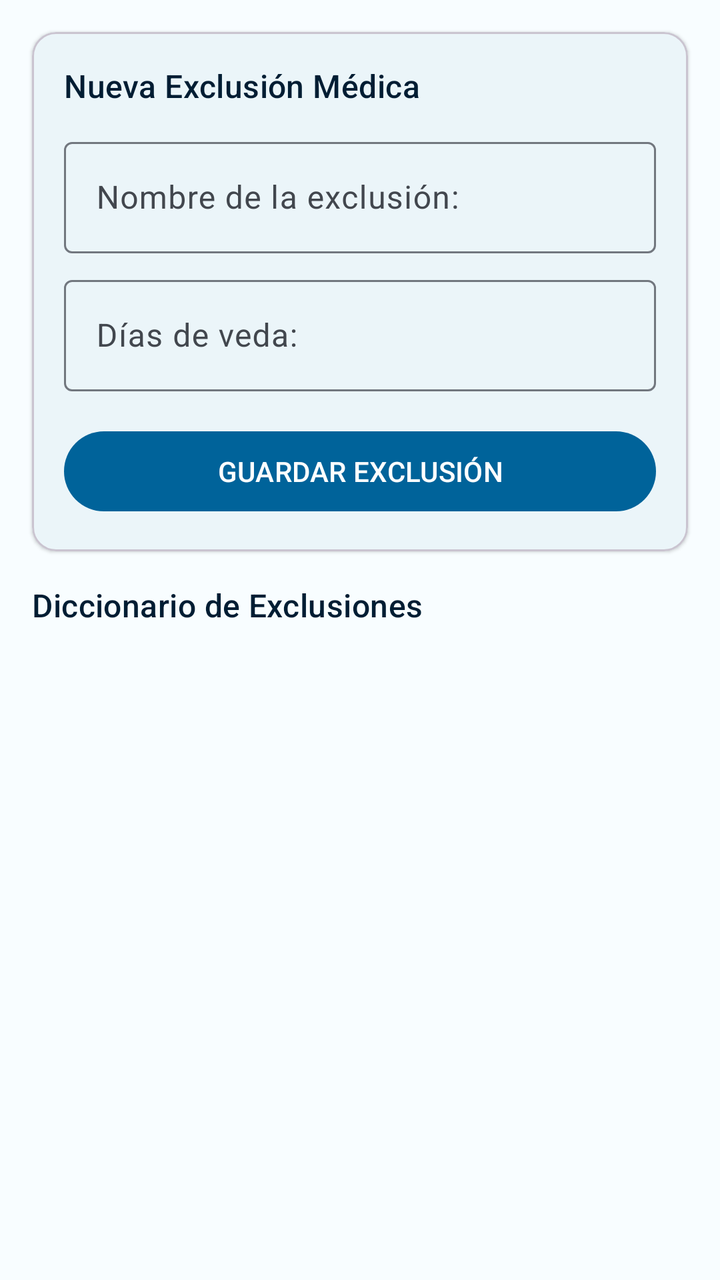
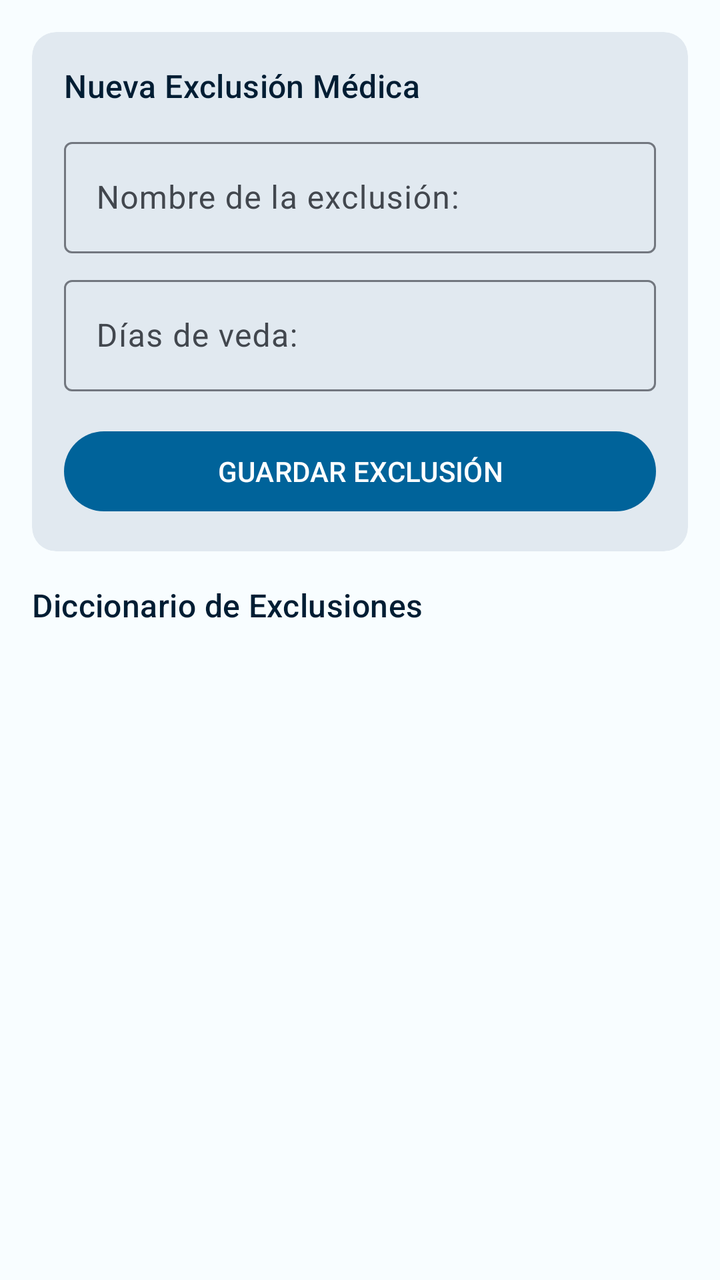

Before-and-after screenshots of an Android layout around one commit, followed by the original layout XML and the change that was made.
<!-- AndroidManifest.xml: application theme Theme.DonationSystem -->
<!-- res/layout/fragment_restrictions_management.xml -->
<?xml version="1.0" encoding="utf-8"?>
<LinearLayout xmlns:android="http://schemas.android.com/apk/res/android"
    xmlns:app="http://schemas.android.com/apk/res-auto"
    xmlns:tools="http://schemas.android.com/tools"
    android:layout_width="match_parent"
    android:layout_height="match_parent"
    android:background="@color/surface_light"
    android:orientation="vertical"
    tools:context=".views.fragments.RestrictionsManagementFragment">

    <com.google.android.material.card.MaterialCardView
        android:id="@+id/cardNewRestriction"
        android:layout_width="match_parent"
        android:layout_height="wrap_content"
        android:layout_marginStart="16dp"
        android:layout_marginTop="16dp"
        android:layout_marginEnd="16dp"
        app:cardCornerRadius="12dp"
        app:cardElevation="1dp">

        <LinearLayout
            android:layout_width="match_parent"
            android:layout_height="wrap_content"
            android:orientation="vertical"
            android:padding="16dp">

            <TextView
                android:layout_width="wrap_content"
                android:layout_height="wrap_content"
                android:text="@string/label_new_restriction"
                android:textAppearance="?attr/textAppearanceTitleMedium"
                android:textColor="@color/clinical_dark_blue" />

            <com.google.android.material.textfield.TextInputLayout
                android:id="@+id/textInputLayoutRestrictionName"
                style="@style/Widget.Material3.TextInputLayout.OutlinedBox"
                android:layout_width="match_parent"
                android:layout_height="wrap_content"
                android:layout_marginTop="12dp"
                android:hint="@string/hint_restriction_name">

                <com.google.android.material.textfield.TextInputEditText
                    android:id="@+id/editTextNewRestrictionName"
                    android:layout_width="match_parent"
                    android:layout_height="wrap_content"
                    android:inputType="textCapSentences"
                    android:maxLines="1" />
            </com.google.android.material.textfield.TextInputLayout>

            <com.google.android.material.textfield.TextInputLayout
                android:id="@+id/textInputLayoutVedaDays"
                style="@style/Widget.Material3.TextInputLayout.OutlinedBox"
                android:layout_width="match_parent"
                android:layout_height="wrap_content"
                android:layout_marginTop="8dp"
                android:hint="@string/hint_veda_days">

                <com.google.android.material.textfield.TextInputEditText
                    android:id="@+id/editTextVedaDaysCount"
                    android:layout_width="match_parent"
                    android:layout_height="wrap_content"
                    android:inputType="number"
                    android:maxLines="1" />
            </com.google.android.material.textfield.TextInputLayout>

            <com.google.android.material.button.MaterialButton
                android:id="@+id/buttonSaveRestriction"
                android:layout_width="match_parent"
                android:layout_height="wrap_content"
                android:layout_marginTop="16dp"
                android:text="@string/btn_save_restriction"
                android:textAllCaps="true" />
        </LinearLayout>
    </com.google.android.material.card.MaterialCardView>

    <TextView
        android:layout_width="wrap_content"
        android:layout_height="wrap_content"
        android:layout_marginStart="16dp"
        android:layout_marginTop="16dp"
        android:layout_marginBottom="8dp"
        android:text="@string/list_restrictions_title"
        android:textAppearance="?attr/textAppearanceTitleMedium"
        android:textColor="@color/clinical_dark_blue" />

    <androidx.recyclerview.widget.RecyclerView
        android:id="@+id/recyclerViewRestrictionsList"
        android:layout_width="match_parent"
        android:layout_height="0dp"
        android:layout_weight="1"
        android:clipToPadding="false"
        android:paddingStart="16dp"
        android:paddingEnd="16dp"
        android:scrollbars="vertical" />

</LinearLayout>
<!-- resources referenced by this layout -->
<resources>
  <color name="clinical_dark_blue">#FF001D33</color>
  <color name="surface_light">#FFF8FDFF</color>
  <string name="btn_save_restriction">GUARDAR EXCLUSIÓN</string>
  <string name="hint_restriction_name">Nombre de la exclusión:</string>
  <string name="hint_veda_days">Días de veda:</string>
  <string name="label_new_restriction">Nueva Exclusión Médica</string>
  <string name="list_restrictions_title">Diccionario de Exclusiones</string>
  <style name="Theme.DonationSystem" parent="Base.Theme.DonationSystem" />
  <style name="Base.Theme.DonationSystem" parent="Theme.Material3.DayNight.NoActionBar">
          <item name="colorPrimary">@color/medical_blue</item>
          <item name="colorOnPrimary">@color/on_primary</item>
          <item name="colorPrimaryContainer">@color/medical_blue_light</item>
          <item name="colorOnPrimaryContainer">@color/clinical_dark_blue</item>
  
          <item name="colorSecondary">@color/clinical_dark_blue</item>
          <item name="colorOnSecondary">@color/on_secondary</item>
  
          <item name="colorSurface">@color/surface_light</item>
          <item name="colorOnSurface">@color/on_surface</item>
          <item name="colorSurfaceVariant">@color/surface_variant</item>
          <item name="colorOnSurfaceVariant">@color/on_surface_variant</item>
  
          <item name="android:colorBackground">@color/surface_light</item>
          <item name="colorOutline">@color/outline</item>
      </style>
  <color name="medical_blue">#FF00639A</color>
  <color name="on_primary">#FFFFFFFF</color>
  <color name="medical_blue_light">#FFD1E4FF</color>
  <color name="on_secondary">#FFFFFFFF</color>
  <color name="on_surface">#FF191C20</color>
  <color name="surface_variant">#FFDEE3EB</color>
  <color name="on_surface_variant">#FF42474E</color>
  <color name="outline">#FF72777F</color>
</resources>

<!-- the commit's change to res/layout/fragment_restrictions_management.xml (unified diff, before → after) -->
@@ -9,14 +9,13 @@
     tools:context=".views.fragments.RestrictionsManagementFragment">
 
     <com.google.android.material.card.MaterialCardView
+        style="@style/Widget.App.Card.Section"
         android:id="@+id/cardNewRestriction"
         android:layout_width="match_parent"
         android:layout_height="wrap_content"
         android:layout_marginStart="16dp"
         android:layout_marginTop="16dp"
-        android:layout_marginEnd="16dp"
-        app:cardCornerRadius="12dp"
-        app:cardElevation="1dp">
+        android:layout_marginEnd="16dp">
 
         <LinearLayout
             android:layout_width="match_parent"
<!-- resource entries referenced after the edit -->
@@ -7,7 +7,13 @@
   <string name="hint_veda_days">Días de veda:</string>
   <string name="label_new_restriction">Nueva Exclusión Médica</string>
   <string name="list_restrictions_title">Diccionario de Exclusiones</string>
+  <style name="Widget.App.Card.Section" parent="Widget.App.Card">
+          <item name="cardElevation">0dp</item>
+      </style>
   <style name="Theme.DonationSystem" parent="Base.Theme.DonationSystem" />
+  <style name="Widget.App.Card" parent="Widget.Material3.CardView.Filled">
+          <item name="cardCornerRadius">@dimen/card_corner_radius</item>
+      </style>
   <style name="Base.Theme.DonationSystem" parent="Theme.Material3.DayNight.NoActionBar">
           <item name="colorPrimary">@color/medical_blue</item>
           <item name="colorOnPrimary">@color/on_primary</item>
@@ -24,7 +30,14 @@
   
           <item name="android:colorBackground">@color/surface_light</item>
           <item name="colorOutline">@color/outline</item>
+  
+          <item name="colorSurfaceContainerLowest">@color/surface_container_lowest</item>
+          <item name="colorSurfaceContainerLow">@color/surface_container_low</item>
+          <item name="colorSurfaceContainer">@color/surface_container</item>
+          <item name="colorSurfaceContainerHigh">@color/surface_container_high</item>
+          <item name="colorSurfaceContainerHighest">@color/surface_container_highest</item>
       </style>
+  <dimen name="card_corner_radius">12dp</dimen>
   <color name="medical_blue">#FF00639A</color>
   <color name="on_primary">#FFFFFFFF</color>
   <color name="medical_blue_light">#FFD1E4FF</color>
@@ -33,5 +46,10 @@
   <color name="surface_variant">#FFDEE3EB</color>
   <color name="on_surface_variant">#FF42474E</color>
   <color name="outline">#FF72777F</color>
+  <color name="surface_container_lowest">#FFFFFFFF</color>
+  <color name="surface_container_low">#FFF3F8FB</color>
+  <color name="surface_container">#FFEDF3F8</color>
+  <color name="surface_container_high">#FFE7EDF3</color>
+  <color name="surface_container_highest">#FFE1E9F0</color>
 </resources>
 
